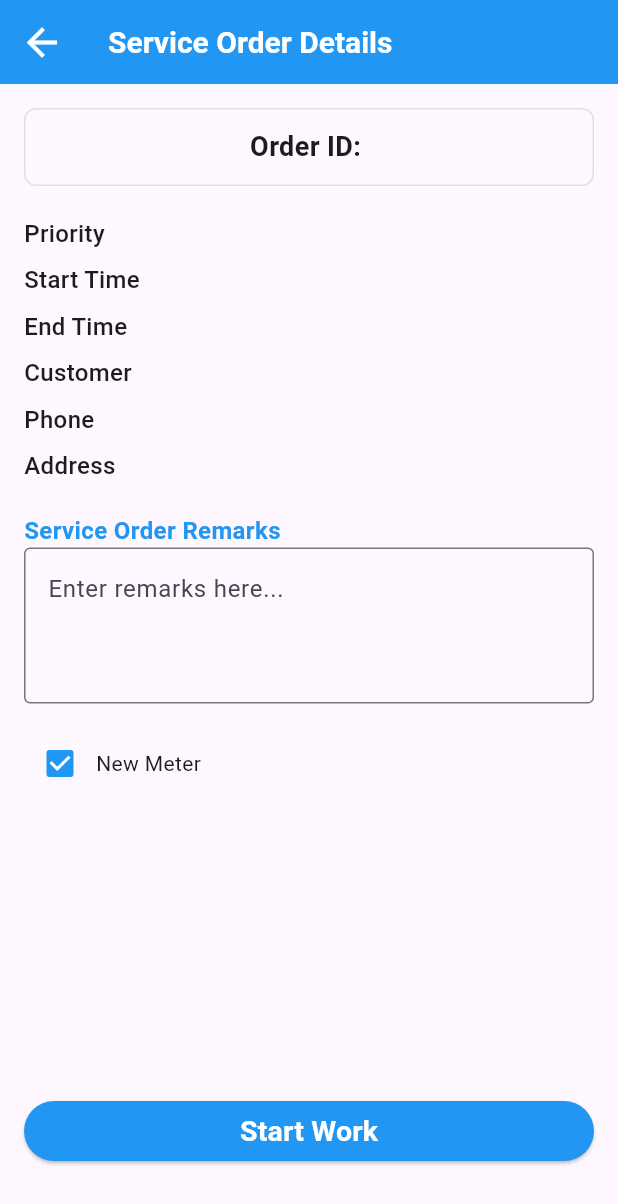
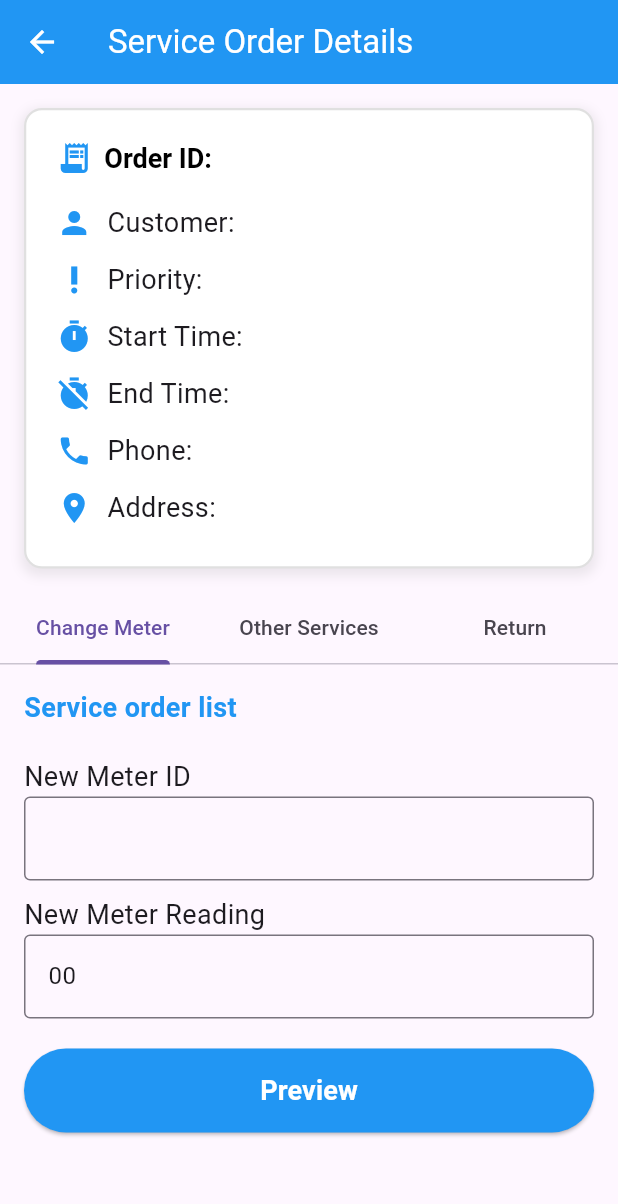
Before and after one commit to dharaneechinnu/Tech_macher, a Flutter app: the OrderDetailsPage screen opened directly with empty values, after a tap on "Start Work", on a phone screen of 412 x 824 dp. Shown: the top 1204 px of the screen. Run offline on Flutter 3.47's test engine with Material 3 defaults, Android fonts, the phone set to English and light mode, and no system bars; our stand-ins replace shared_preferences; accounts and stored records are empty.

Commit message:
Add OrderDetailpage and OrderProcessingPage

```diff
--- a/lib/main.dart
+++ b/lib/main.dart
@@ -1,11 +1,8 @@
 import 'package:app2/providers/auth_provider.dart';
 import 'package:flutter/material.dart';
-import 'package:app2/screens/auth/login_page.dart';
-import 'package:app2/screens/service_worker/services_page.dart';
-import 'package:app2/screens/piping_worker/piping_orders.dart'; // Import Piping Page
+// Import Piping Page
 import 'package:provider/provider.dart';
 import 'package:app2/providers/order_provider.dart';
-import 'dart:async';
 import './screens/splash_screen.dart';
 void main() async {
   WidgetsFlutterBinding.ensureInitialized(); // Ensures Flutter initializes before running
--- /dev/null
+++ b/lib/models/inventory_model.dart
@@ -0,0 +1,31 @@
+class InventoryItem {
+  final String id;
+  final String name;
+  final String sku;
+  int quantity;
+
+  InventoryItem({
+    required this.id,
+    required this.name,
+    required this.sku,
+    required this.quantity,
+  });
+
+  factory InventoryItem.fromJson(Map<String, dynamic> json) {
+    return InventoryItem(
+      id: json['id'].toString(),
+      name: json['name'].toString(),
+      sku: json['sku'].toString(),
+      quantity: json['quantity'],
+    );
+  }
+
+  Map<String, dynamic> toJson() {
+    return {
+      'id': id,
+      'name': name,
+      'sku': sku,
+      'quantity': quantity,
+    };
+  }
+}
--- /dev/null
+++ b/lib/providers/inventory_provider.dart
@@ -0,0 +1,31 @@
+import 'package:flutter/material.dart';
+import '../models/inventory_model.dart';
+
+class InventoryProvider with ChangeNotifier {
+  // Sample inventory data
+  List<InventoryItem> _inventory = [
+    InventoryItem(id: '1', name: 'Regulator', sku: '12131', quantity: 2),
+    InventoryItem(id: '2', name: 'New Meter', sku: 'Z131', quantity: 1),
+    InventoryItem(id: '3', name: 'Vaporiser', sku: '12131', quantity: 1),
+    InventoryItem(id: '4', name: 'L-Joint', sku: 'LJ-001', quantity: 1),
+    InventoryItem(id: '5', name: 'Stove Knob', sku: 'SK-101', quantity: 1),
+    InventoryItem(id: '6', name: 'Regulator Old', sku: 'RO-303', quantity: 1),
+  ];
+
+  List<InventoryItem> get inventory => _inventory;
+
+  // Simulating API call by adding a delay
+  Future<void> fetchInventory() async {
+    await Future.delayed(const Duration(seconds: 1)); // Simulated network delay
+    notifyListeners();
+  }
+
+  // Update inventory item quantity
+  void updateQuantity(String itemId, int newQuantity) {
+    int index = _inventory.indexWhere((item) => item.id == itemId);
+    if (index != -1) {
+      _inventory[index].quantity = newQuantity;
+      notifyListeners();
+    }
+  }
+}
--- /dev/null
+++ b/lib/screens/service_worker/OrderProcessing.dart
@@ -0,0 +1,236 @@
+import 'package:flutter/material.dart';
+import '../../models/order_model.dart';
+
+class OrderProcessingPage extends StatelessWidget {
+  final OrderModel order;
+  final bool changeMeter;
+  final bool newMeter;
+
+  const OrderProcessingPage({
+    super.key,
+    required this.order,
+    required this.changeMeter,
+    required this.newMeter,
+  });
+
+  @override
+  Widget build(BuildContext context) {
+    return Scaffold(
+      appBar: AppBar(
+        title: const Text(
+          "Service Order Details",
+          style: TextStyle(color: Colors.white),
+        ),
+        backgroundColor: Colors.blue,
+        iconTheme: const IconThemeData(color: Colors.white),
+      ),
+      body: Column(
+        children: [
+          // Order Details Box
+          _buildOrderDetailsBox(),
+
+          // Expanded TabBarView
+          Expanded(
+            child: DefaultTabController(
+              length: 3, // Three tabs
+              child: Column(
+                children: [
+                  const TabBar(
+                    tabs: [
+                      Tab(text: "Change Meter"),
+                      Tab(text: "Other Services"),
+                      Tab(text: "Return"),
+                    ],
+                  ),
+                  Expanded(
+                    child: TabBarView(
+                      children: [
+                        _buildChangeMeterView(), // Change Meter Tab
+                        const Center(
+                          child: Text("Other Services"),
+                        ), // Other Services Tab
+                        const Center(child: Text("Return")), // Return Tab
+                      ],
+                    ),
+                  ),
+                ],
+              ),
+            ),
+          ),
+        ],
+      ),
+    );
+  }
+
+  /// Widget for Order Details Box
+  Widget _buildOrderDetailsBox() {
+    return Padding(
+      padding: const EdgeInsets.all(16.0),
+      child: Container(
+        padding: const EdgeInsets.all(20.0),
+        width: double.infinity,
+        decoration: BoxDecoration(
+          color: Colors.white,
+          border: Border.all(color: Colors.grey.shade300, width: 1.5),
+          borderRadius: BorderRadius.circular(12),
+          boxShadow: [
+            BoxShadow(
+              color: Colors.grey.withOpacity(0.2),
+              blurRadius: 6,
+              spreadRadius: 2,
+              offset: const Offset(0, 3),
+            ),
+          ],
+        ),
+        child: Column(
+          crossAxisAlignment: CrossAxisAlignment.start,
+          children: [
+            // Order ID
+            Row(
+              children: [
+                const Icon(Icons.receipt_long, color: Colors.blue),
+                const SizedBox(width: 8),
+                RichText(
+                  text: TextSpan(
+                    style: const TextStyle(fontSize: 18, color: Colors.black),
+                    children: [
+                      const TextSpan(
+                        text: "Order ID: ",
+                        style: TextStyle(fontWeight: FontWeight.bold),
+                      ),
+                      TextSpan(
+                        text: order.orderNumber,
+                        style: const TextStyle(color: Colors.blue),
+                      ),
+                    ],
+                  ),
+                ),
+              ],
+            ),
+            const SizedBox(height: 12),
+
+            // Customer Name
+            _buildInfoRow(Icons.person, "Customer", order.customerName),
+
+            // Priority
+            _buildInfoRow(Icons.priority_high, "Priority", order.priority),
+
+            // Start & End Time
+            _buildInfoRow(Icons.timer, "Start Time", order.startTime),
+            _buildInfoRow(Icons.timer_off, "End Time", order.endTime),
+
+            // Phone Number
+            _buildInfoRow(Icons.phone, "Phone", order.phoneNumber),
+
+            // Address
+            _buildInfoRow(Icons.location_on, "Address", order.address),
+          ],
+        ),
+      ),
+    );
+  }
+
+  /// Reusable Row Widget for displaying order details
+  Widget _buildInfoRow(IconData icon, String label, String value) {
+    return Padding(
+      padding: const EdgeInsets.symmetric(vertical: 6.0),
+      child: Row(
+        children: [
+          Icon(icon, color: Colors.blue),
+          const SizedBox(width: 10),
+          Expanded(
+            child: Text(
+              "$label: $value",
+              style: const TextStyle(fontSize: 18),
+              overflow: TextOverflow.ellipsis,
+            ),
+          ),
+        ],
+      ),
+    );
+  }
+
+  /// Widget for Change Meter / New Meter Details
+  Widget _buildChangeMeterView() {
+    return Padding(
+      padding: const EdgeInsets.all(16.0),
+      child: Column(
+        crossAxisAlignment: CrossAxisAlignment.start,
+        children: [
+          const Text(
+            "Service order list",
+            style: TextStyle(
+              fontSize: 18,
+              fontWeight: FontWeight.bold,
+              color: Colors.blue,
+            ),
+          ),
+          const SizedBox(height: 10),
+
+          // Show old meter details if changeMeter is true
+          if (changeMeter) ...[
+            _buildDetailRow("Old Meter ID (Serial num)", "<TEST1401>"),
+            _buildDetailRow("Old Meter Item Code (SKU)", "< SKU >"),
+            _buildTextField("Old Meter Reading", "00"),
+          ],
+
+          // New meter details
+          _buildTextField("New Meter ID", ""),
+          _buildTextField("New Meter Reading", "00"),
+
+          const SizedBox(height: 20),
+
+          // Preview Button
+          SizedBox(
+            width: double.infinity,
+            child: ElevatedButton(
+              style: ElevatedButton.styleFrom(
+                backgroundColor: Colors.blue,
+                foregroundColor: Colors.white,
+                padding: const EdgeInsets.symmetric(vertical: 15),
+              ),
+              onPressed: () {
+                // Handle Preview Action
+              },
+              child: const Text(
+                "Preview",
+                style: TextStyle(fontSize: 18, fontWeight: FontWeight.bold),
+              ),
+            ),
+          ),
+        ],
+      ),
+    );
+  }
+
+  /// Widget to create a labeled row
+  Widget _buildDetailRow(String label, String value) {
+    return Padding(
+      padding: const EdgeInsets.symmetric(vertical: 8.0),
+      child: Row(
+        mainAxisAlignment: MainAxisAlignment.spaceBetween,
+        children: [
+          Text(label, style: const TextStyle(fontSize: 18)),
+          Text(value, style: const TextStyle(fontSize: 18, color: Colors.blue)),
+        ],
+      ),
+    );
+  }
+
+  /// Widget to create a text field
+  Widget _buildTextField(String label, String initialValue) {
+    return Padding(
+      padding: const EdgeInsets.only(top: 10),
+      child: Column(
+        crossAxisAlignment: CrossAxisAlignment.start,
+        children: [
+          Text(label, style: const TextStyle(fontSize: 18)),
+          TextField(
+            decoration: const InputDecoration(border: OutlineInputBorder()),
+            controller: TextEditingController(text: initialValue),
+          ),
+        ],
+      ),
+    );
+  }
+}
--- a/lib/screens/service_worker/new_service_orders.dart
+++ b/lib/screens/service_worker/new_service_orders.dart
@@ -36,8 +36,11 @@ class NewServiceOrders extends StatelessWidget {
                   context,
                   MaterialPageRoute(
                     builder:
-                        (context) =>
-                            OrderDetailsPage(order: orderModel),
+                        (context) => OrderDetailsPage(
+                          order: orderModel,
+                          changeMeter: false,
+                          newMeter: true,
+                        ),
                   ),
                 );
               },
--- a/lib/screens/service_worker/order_details_page.dart
+++ b/lib/screens/service_worker/order_details_page.dart
@@ -1,134 +1,162 @@
 import 'package:flutter/material.dart';
 import '../../models/order_model.dart';
+import '../../screens/service_worker/OrderProcessing.dart';
+import '../../screens/service_worker/widgets/order_detail_row.dart';
+import '../../screens/service_worker/widgets/order_checkbox.dart';
 
 class OrderDetailsPage extends StatelessWidget {
   final OrderModel order;
+  final bool changeMeter;
+  final bool newMeter;
 
-  const OrderDetailsPage({super.key, required this.order});
+  const OrderDetailsPage({
+    super.key,
+    required this.order,
+    required this.changeMeter,
+    required this.newMeter,
+  });
 
   @override
   Widget build(BuildContext context) {
+    double screenWidth = MediaQuery.of(context).size.width; // Get screen width
+    double screenHeight =
+        MediaQuery.of(context).size.height; // Get screen height
+
     return Scaffold(
       appBar: AppBar(
         title: const Text(
-          'Service Order Details',
-          style: TextStyle(
-            color: Colors.white,
-            fontSize: 20,
-            fontWeight: FontWeight.bold,
-          ),
+          "Service Order Details",
+          style: TextStyle(color: Colors.white, fontWeight: FontWeight.bold),
         ),
         backgroundColor: Colors.blue,
         iconTheme: const IconThemeData(color: Colors.white, size: 30),
       ),
       body: Padding(
         padding: const EdgeInsets.all(16.0),
+        child: SingleChildScrollView(
           child: Column(
             crossAxisAlignment: CrossAxisAlignment.start,
             children: [
-            // Box with only Order Number
+              // Order Details Box
               Container(
-              padding: const EdgeInsets.all(12),
-              margin: const EdgeInsets.only(bottom: 16),
+                padding: EdgeInsets.all(screenWidth * 0.04),
                 decoration: BoxDecoration(
-                border: Border.all(
-                  color: Colors.grey.shade300,
-                ), // Light grey border
+                  border: Border.all(color: Colors.grey.shade400),
                   borderRadius: BorderRadius.circular(8),
                 ),
-              child: Center(
+                child: Column(
+                  crossAxisAlignment: CrossAxisAlignment.start,
+                  children: [
+                    // Order Number (Big & Left Aligned)
+                    Text(
+                      "Order ID: ${order.orderNumber}",
+                      style: TextStyle(
+                        fontSize: screenWidth * 0.06,
+                        fontWeight: FontWeight.bold,
+                        color: Colors.black,
+                      ),
+                    ),
+                    SizedBox(height: screenHeight * 0.01),
+
+                    // Remaining Order Details
+                    OrderDetailRow(label: "Priority", value: order.priority),
+                    OrderDetailRow(label: "Start Time", value: order.startTime),
+                    OrderDetailRow(label: "End Time", value: order.endTime),
+                    OrderDetailRow(
+                      label: "Customer",
+                      value: order.customerName,
+                    ),
+                    OrderDetailRow(label: "Phone", value: order.phoneNumber),
+                    OrderDetailRow(label: "Address", value: order.address),
+                  ],
+                ),
+              ),
+
+              SizedBox(height: screenHeight * 0.02),
+
+              // Service Order Remarks Box
+              Container(
+                padding: EdgeInsets.all(screenWidth * 0.04),
+                child: Column(
+                  crossAxisAlignment: CrossAxisAlignment.start,
+                  children: [
+                    Text(
+                      "Service Order Remarks",
+                      style: TextStyle(
+                        fontSize: screenWidth * 0.045,
+                        fontWeight: FontWeight.bold,
+                        color: Colors.blue,
+                      ),
+                    ),
+                    SizedBox(height: screenHeight * 0.008),
+                    TextField(
+                      decoration: const InputDecoration(
+                        border: OutlineInputBorder(),
+                      ),
+                      readOnly: true,
+                      controller: TextEditingController(
+                        text: order.customerName,
+                      ),
+                      maxLines: 3,
+                    ),
+                  ],
+                ),
+              ),
+
+              SizedBox(height: screenHeight * 0.02),
+
+              // Checkboxes
+              OrderCheckbox(label: "Change Meter", value: changeMeter),
+              OrderCheckbox(label: "New Meter", value: newMeter),
+
+              SizedBox(height: screenHeight * 0.03),
+
+              // Responsive Start Work Button
+              Padding(
+                padding: EdgeInsets.symmetric(horizontal: screenWidth * 0.1),
+                child: Align(
+                  alignment: Alignment.center,
+                  child: SizedBox(
+                    width: screenWidth * 0.8, // 80% of screen width
+                    height: screenHeight * 0.07, // 7% of screen height
+                    child: ElevatedButton(
+                      style: ElevatedButton.styleFrom(
+                        backgroundColor: Colors.blue,
+                        foregroundColor: Colors.white,
+                        shape: RoundedRectangleBorder(
+                          borderRadius: BorderRadius.circular(10),
+                        ),
+                      ),
+                      onPressed: () {
+                        Navigator.push(
+                          context,
+                          MaterialPageRoute(
+                            builder:
+                                (context) => OrderProcessingPage(
+                                  order: order,
+                                  changeMeter: changeMeter,
+                                  newMeter: newMeter,
+                                ),
+                          ),
+                        );
+                      },
                       child: Text(
-                  "Order ID: ${order.orderNumber}",
-                  style: const TextStyle(
-                    fontSize: 18,
+                        "Start Work",
+                        textAlign: TextAlign.center,
+                        style: TextStyle(
+                          fontSize: screenWidth * 0.045,
                           fontWeight: FontWeight.bold,
                         ),
                       ),
                     ),
                   ),
-
-            // Other order details (outside the box)
-            _buildDetailRow("Priority", order.priority),
-            _buildDetailRow("Start Time", order.startTime),
-            _buildDetailRow("End Time", order.endTime),
-            _buildDetailRow("Customer", order.customerName),
-            _buildDetailRow("Phone", order.phoneNumber),
-            _buildDetailRow("Address", order.address),
-
-            const SizedBox(height: 16),
-
-            // Service Order Remarks
-            const Text(
-              "Service Order Remarks",
-              style: TextStyle(
-                fontSize: 16,
-                fontWeight: FontWeight.bold,
-                color: Colors.blue, // Changed color to blue
                 ),
               ),
-            const TextField(
-              decoration: InputDecoration(
-                border: OutlineInputBorder(),
-                hintText: "Enter remarks here...",
-              ),
-              maxLines: 3,
-            ),
-            const SizedBox(height: 16),
-
-            // Checkbox for "New Meter"
-            Row(
-              children: [
-                Checkbox(
-                  value: true,
-                  onChanged: (value) {},
-                  activeColor: Colors.blue, // Changed checkbox color to blue
-                ),
-                const Text("New Meter"),
+              SizedBox(height: screenHeight * 0.02),
             ],
           ),
-
-            const Spacer(),
-
-            // Start Work Button
-            SizedBox(
-              width: double.infinity,
-              child: Padding(
-                padding: const EdgeInsets.only(bottom: 30),
-                child: ElevatedButton(
-                  style: ElevatedButton.styleFrom(
-                    backgroundColor: Colors.blue, // Background blue
-                    foregroundColor: Colors.white, // Text color white
-                  ),
-                  onPressed: () {
-                    // Action for Start Work button
-                  },
-                  child: const Text(
-                    "Start Work",
-                    style: TextStyle(fontSize: 19, fontWeight: FontWeight.bold),
-                  ),
-                ),
-              ),
-            ),
-          ],
         ),
       ),
     );
   }
-
-  // Function to create detail rows
-  Widget _buildDetailRow(String label, String value) {
-    return Padding(
-      padding: const EdgeInsets.symmetric(vertical: 4),
-      child: Row(
-        mainAxisAlignment: MainAxisAlignment.spaceBetween,
-        children: [
-          Text(
-            label,
-            style: const TextStyle(fontSize: 16, fontWeight: FontWeight.w500),
-          ),
-          Text(value, style: const TextStyle(fontSize: 16)),
-        ],
-      ),
-    );
 }
-}
--- /dev/null
+++ b/lib/screens/service_worker/widgets/order_checkbox.dart
@@ -0,0 +1,29 @@
+import 'package:flutter/material.dart';
+
+class OrderCheckbox extends StatelessWidget {
+  final String label;
+  final bool value;
+
+  const OrderCheckbox({
+    super.key,
+    required this.label,
+    required this.value,
+  });
+
+  @override
+  Widget build(BuildContext context) {
+    return Row(
+      mainAxisAlignment: MainAxisAlignment.spaceBetween,
+      children: [
+        Text(label, style: const TextStyle(fontSize: 16)),
+        Checkbox(
+          value: value,
+          onChanged: null,
+          fillColor: WidgetStateProperty.resolveWith<Color>(
+            (states) => value ? Colors.blue : Colors.grey,
+          ),
+        ),
+      ],
+    );
+  }
+}
--- /dev/null
+++ b/lib/screens/service_worker/widgets/order_detail_row.dart
@@ -0,0 +1,32 @@
+import 'package:flutter/material.dart';
+
+class OrderDetailRow extends StatelessWidget {
+  final String label;
+  final String value;
+
+  const OrderDetailRow({
+    super.key,
+    required this.label,
+    required this.value,
+  });
+
+  @override
+  Widget build(BuildContext context) {
+    return Padding(
+      padding: const EdgeInsets.symmetric(vertical: 4),
+      child: Row(
+        mainAxisAlignment: MainAxisAlignment.spaceBetween,
+        children: [
+          Text(
+            label,
+            style: const TextStyle(fontSize: 18, fontWeight: FontWeight.bold),
+          ),
+          Text(
+            value,
+            style: const TextStyle(fontSize: 16, fontWeight: FontWeight.bold),
+          ),
+        ],
+      ),
+    );
+  }
+}
```
Lines whose indentation alone changed are shown as unchanged.
